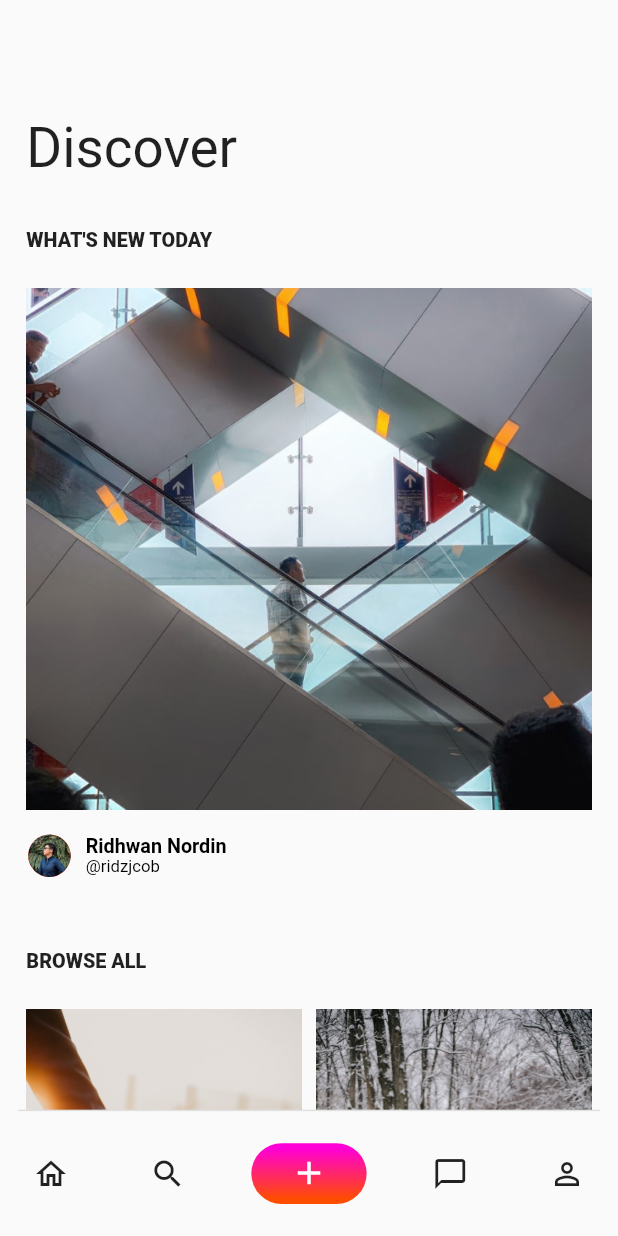
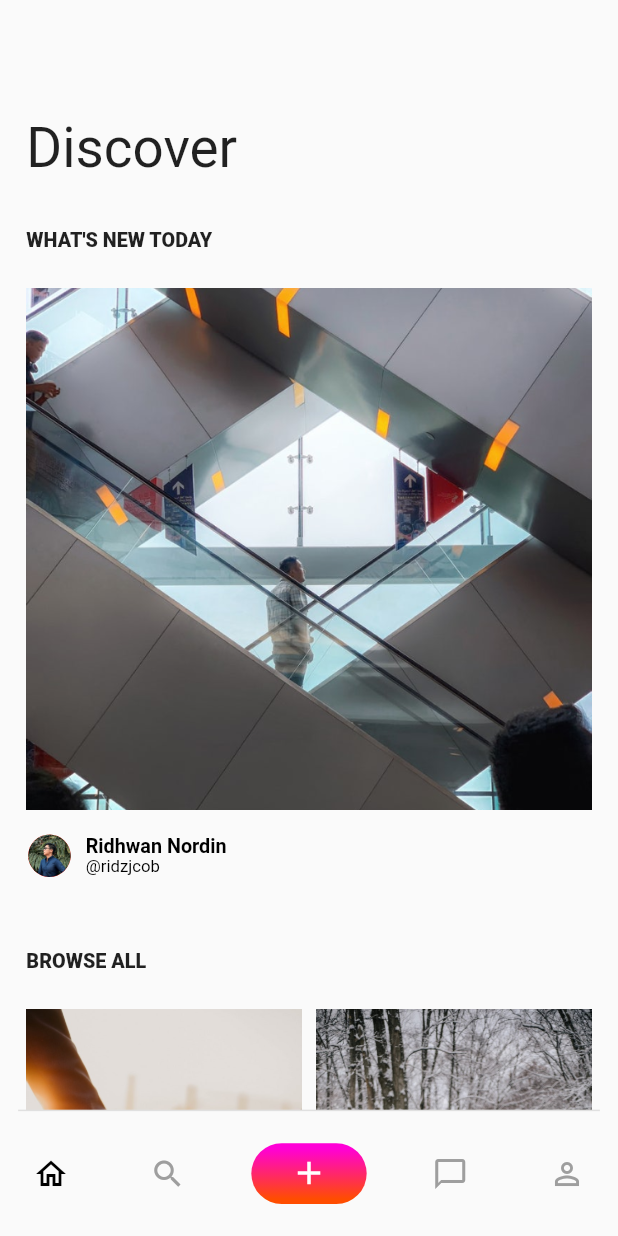
Before and after one commit to Devlonoah/Photos, a Flutter app: the DisplayManager screen opened by its route, on a phone screen of 412 x 824 dp. Run offline on Flutter 3.47's test engine with Material 2 defaults, Android fonts, the phone set to English and light mode, and no system bars; our stand-ins replace bloc, flutter_bloc, flutter_screenutil.

Commit message:
tab color respponse tostate change

```diff
--- a/lib/page/display_manager/display_manager.dart
+++ b/lib/page/display_manager/display_manager.dart
@@ -1,6 +1,3 @@
-import 'package:figma_prototype/page/chat/chat.dart';
-import 'package:figma_prototype/page/profile/profile.dart';
-import 'package:figma_prototype/page/search/search.dart';
 import 'package:flutter/cupertino.dart';
 import 'package:flutter/material.dart';
 import 'package:flutter_bloc/flutter_bloc.dart';
@@ -8,7 +5,10 @@ import 'package:flutter_screenutil/flutter_screenutil.dart';
 
 import 'package:figma_prototype/constants.dart';
 import 'package:figma_prototype/cubit/tab_cubit.dart';
+import 'package:figma_prototype/page/chat/chat.dart';
 import 'package:figma_prototype/page/home/home.dart';
+import 'package:figma_prototype/page/profile/profile.dart';
+import 'package:figma_prototype/page/search/search.dart';
 
 class DisplayManager extends StatelessWidget {
   static String id = 'DisplayManager';
@@ -47,24 +47,39 @@ class BottomNavs extends StatelessWidget {
         width: 375.w,
         decoration: BoxDecoration(
             border: Border(top: BorderSide(color: Colors.grey.shade300))),
-        child: Row(
+        child: BlocBuilder<TabCubit, TabState>(
+          builder: (context, state) {
+            return Row(
               mainAxisAlignment: MainAxisAlignment.spaceBetween,
               children: [
                 BottomBarIcon(
+                  specifiedIndex: 0,
+                  currentIndex: state.index,
                   icon: Icons.home_outlined,
                   onTap: () => BlocProvider.of<TabCubit>(context).tabChanged(0),
                 ),
                 BottomBarIcon(
+                    specifiedIndex: 1,
+                    currentIndex: state.index,
                     icon: Icons.search,
-                onTap: () => BlocProvider.of<TabCubit>(context).tabChanged(1)),
+                    onTap: () =>
+                        BlocProvider.of<TabCubit>(context).tabChanged(1)),
                 MiddleRedButton(),
                 BottomBarIcon(
+                    specifiedIndex: 3,
+                    currentIndex: state.index,
                     icon: Icons.chat_bubble_outline,
-                onTap: () => BlocProvider.of<TabCubit>(context).tabChanged(3)),
+                    onTap: () =>
+                        BlocProvider.of<TabCubit>(context).tabChanged(3)),
                 BottomBarIcon(
+                    specifiedIndex: 4,
+                    currentIndex: state.index,
                     icon: Icons.person_outline,
-                onTap: () => BlocProvider.of<TabCubit>(context).tabChanged(4)),
+                    onTap: () =>
+                        BlocProvider.of<TabCubit>(context).tabChanged(4)),
               ],
+            );
+          },
         ),
       ),
     );
@@ -111,11 +126,15 @@ class BottomBarIcon extends StatelessWidget {
   const BottomBarIcon({
     Key? key,
     this.icon,
+    this.currentIndex,
+    required this.specifiedIndex,
     this.onTap,
   }) : super(key: key);
 
   final IconData? icon;
+  final int? currentIndex;
 
+  final int specifiedIndex;
   final void Function()? onTap;
   @override
   Widget build(BuildContext context) {
@@ -124,7 +143,15 @@ class BottomBarIcon extends StatelessWidget {
       child: Container(
           height: 40.h,
           width: 40.w,
-          child: SizedBox(width: 15.56.h, height: 14.06.h, child: Icon(icon))),
+          child: SizedBox(
+              width: 15.56.h,
+              height: 14.06.h,
+              child: Icon(
+                icon,
+                color: currentIndex == specifiedIndex
+                    ? COLOR_BLACK
+                    : COLOR_HINTCOLOR,
+              ))),
     );
   }
 }
--- a/lib/page/home/home.dart
+++ b/lib/page/home/home.dart
@@ -107,6 +107,7 @@ class NewStorySlide extends StatelessWidget {
     return SizedBox(
       height: 387.h,
       child: ListView.builder(
+          shrinkWrap: false,
           scrollDirection: Axis.horizontal,
           physics: BouncingScrollPhysics(),
           itemCount: storyList.first.user.length,
@@ -156,12 +157,14 @@ class StoryImageAndUserAvatarCard extends StatelessWidget {
       child: Column(
         crossAxisAlignment: CrossAxisAlignment.start,
         children: [
-          Container(
-            height: 343.h,
-            width: 343.w,
-            decoration: BoxDecoration(
-              image: DecorationImage(
-                  image: AssetImage(imageUrl), fit: BoxFit.cover),
+          Expanded(
+            child: Container(
+              // height: 300.h,
+              width: 343.w,
+              child: Image.asset(
+                imageUrl,
+                fit: BoxFit.cover,
+              ),
             ),
           ),
           addVerticalSpace(16),
```
Lines whose indentation alone changed are shown as unchanged.
